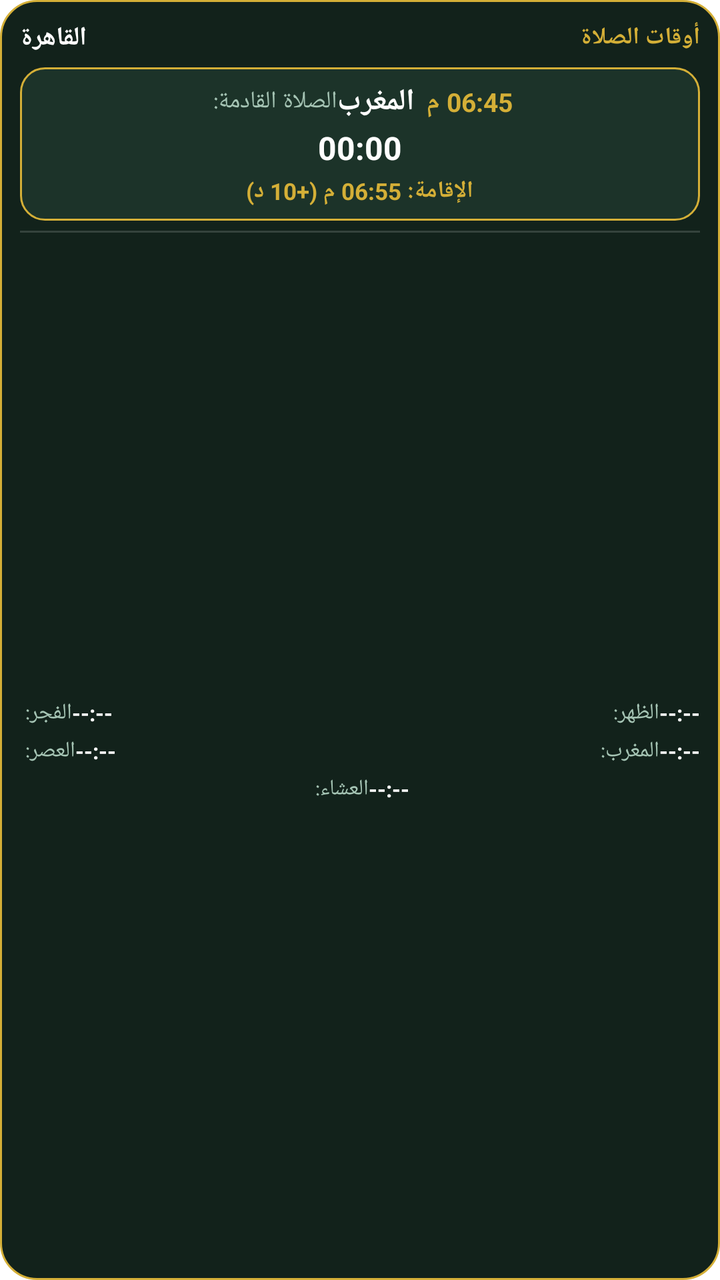
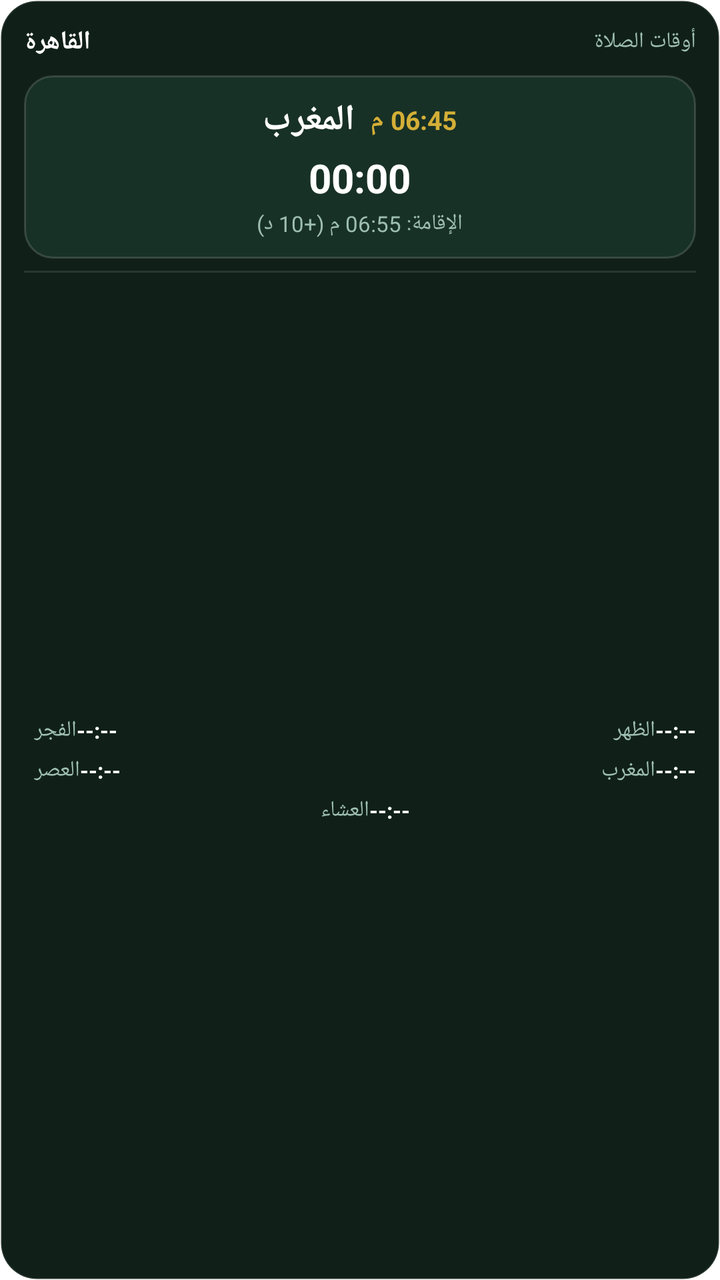

Before-and-after screenshots of an Android layout around one commit, followed by the original layout XML and the change that was made.
<!-- AndroidManifest.xml: fallback theme Theme.MaterialComponents.DayNight.NoActionBar -->
<!-- res/layout/prayer_widget_layout.xml -->
<?xml version="1.0" encoding="utf-8"?>
<LinearLayout xmlns:android="http://schemas.android.com/apk/res/android"
    android:id="@+id/widget_root"
    android:layout_width="match_parent"
    android:layout_height="match_parent"
    android:background="@drawable/widget_background"
    android:orientation="vertical"
    android:padding="10dp">

    
    <RelativeLayout
        android:layout_width="match_parent"
        android:layout_height="wrap_content"
        android:layout_marginBottom="6dp">

        <TextView
            android:id="@+id/widget_city_name"
            android:layout_width="wrap_content"
            android:layout_height="wrap_content"
            android:layout_alignParentLeft="true"
            android:layout_centerVertical="true"
            android:text="القاهرة"
            android:textColor="@color/widget_text_primary"
            android:textSize="13sp"
            android:textStyle="bold" />

        <TextView
            android:id="@+id/widget_title"
            android:layout_width="wrap_content"
            android:layout_height="wrap_content"
            android:layout_alignParentRight="true"
            android:layout_centerVertical="true"
            android:text="أوقات الصلاة"
            android:textColor="@color/widget_text_gold"
            android:textSize="12sp"
            android:textStyle="bold" />
    </RelativeLayout>

    
    <LinearLayout
        android:layout_width="match_parent"
        android:layout_height="wrap_content"
        android:background="@drawable/widget_next_prayer_bg"
        android:gravity="center"
        android:orientation="vertical"
        android:padding="7dp">

        <LinearLayout
            android:layout_width="match_parent"
            android:layout_height="wrap_content"
            android:gravity="center"
            android:orientation="horizontal">

            <TextView
                android:layout_width="wrap_content"
                android:layout_height="wrap_content"
                android:text="الصلاة القادمة: "
                android:textColor="@color/widget_text_secondary"
                android:textSize="12sp" />

            <TextView
                android:id="@+id/widget_next_prayer_name"
                android:layout_width="wrap_content"
                android:layout_height="wrap_content"
                android:text="المغرب"
                android:textColor="@color/widget_text_primary"
                android:textSize="15sp"
                android:textStyle="bold" />

            <TextView
                android:id="@+id/widget_next_prayer_time"
                android:layout_width="wrap_content"
                android:layout_height="wrap_content"
                android:layout_marginLeft="6dp"
                android:text="06:45 م"
                android:textColor="@color/widget_text_gold"
                android:textSize="13sp"
                android:textStyle="bold" />
        </LinearLayout>

        
        <Chronometer
            android:id="@+id/widget_chronometer"
            android:layout_width="wrap_content"
            android:layout_height="wrap_content"
            android:layout_marginTop="2dp"
            android:textColor="@color/widget_text_primary"
            android:textSize="16sp"
            android:textStyle="bold"
            android:visibility="visible" />

        
        <LinearLayout
            android:layout_width="wrap_content"
            android:layout_height="wrap_content"
            android:layout_marginTop="3dp"
            android:gravity="center"
            android:orientation="horizontal">

            <TextView
                android:id="@+id/widget_countdown_text"
                android:layout_width="wrap_content"
                android:layout_height="wrap_content"
                android:text="الإقامة: 06:55 م (+10 د)"
                android:textColor="@color/widget_text_gold"
                android:textSize="11.5sp"
                android:textStyle="bold" />
        </LinearLayout>
    </LinearLayout>

    
    <ImageView
        android:layout_width="match_parent"
        android:layout_height="1dp"
        android:layout_marginTop="5dp"
        android:layout_marginBottom="5dp"
        android:background="@color/widget_divider"
        android:contentDescription="@null" />

    
    <LinearLayout
        android:layout_width="match_parent"
        android:layout_height="0dp"
        android:layout_weight="1"
        android:gravity="center"
        android:orientation="vertical">

        
        <LinearLayout
            android:layout_width="match_parent"
            android:layout_height="wrap_content"
            android:orientation="horizontal">

            <LinearLayout
                android:layout_width="0dp"
                android:layout_height="wrap_content"
                android:layout_weight="1"
                android:gravity="left"
                android:orientation="horizontal">

                <TextView
                    android:layout_width="wrap_content"
                    android:layout_height="wrap_content"
                    android:text="الفجر: "
                    android:textColor="@color/widget_text_secondary"
                    android:textSize="11sp" />

                <TextView
                    android:id="@+id/widget_time_fajr"
                    android:layout_width="wrap_content"
                    android:layout_height="wrap_content"
                    android:text="--:--"
                    android:textColor="@color/widget_text_primary"
                    android:textSize="11sp"
                    android:textStyle="bold" />
            </LinearLayout>

            <LinearLayout
                android:layout_width="0dp"
                android:layout_height="wrap_content"
                android:layout_weight="1"
                android:gravity="right"
                android:orientation="horizontal">

                <TextView
                    android:layout_width="wrap_content"
                    android:layout_height="wrap_content"
                    android:text="الظهر: "
                    android:textColor="@color/widget_text_secondary"
                    android:textSize="11sp" />

                <TextView
                    android:id="@+id/widget_time_dhuhr"
                    android:layout_width="wrap_content"
                    android:layout_height="wrap_content"
                    android:text="--:--"
                    android:textColor="@color/widget_text_primary"
                    android:textSize="11sp"
                    android:textStyle="bold" />
            </LinearLayout>
        </LinearLayout>

        
        <LinearLayout
            android:layout_width="match_parent"
            android:layout_height="wrap_content"
            android:layout_marginTop="4dp"
            android:orientation="horizontal">

            <LinearLayout
                android:layout_width="0dp"
                android:layout_height="wrap_content"
                android:layout_weight="1"
                android:gravity="left"
                android:orientation="horizontal">

                <TextView
                    android:layout_width="wrap_content"
                    android:layout_height="wrap_content"
                    android:text="العصر: "
                    android:textColor="@color/widget_text_secondary"
                    android:textSize="11sp" />

                <TextView
                    android:id="@+id/widget_time_asr"
                    android:layout_width="wrap_content"
                    android:layout_height="wrap_content"
                    android:text="--:--"
                    android:textColor="@color/widget_text_primary"
                    android:textSize="11sp"
                    android:textStyle="bold" />
            </LinearLayout>

            <LinearLayout
                android:layout_width="0dp"
                android:layout_height="wrap_content"
                android:layout_weight="1"
                android:gravity="right"
                android:orientation="horizontal">

                <TextView
                    android:layout_width="wrap_content"
                    android:layout_height="wrap_content"
                    android:text="المغرب: "
                    android:textColor="@color/widget_text_secondary"
                    android:textSize="11sp" />

                <TextView
                    android:id="@+id/widget_time_maghrib"
                    android:layout_width="wrap_content"
                    android:layout_height="wrap_content"
                    android:text="--:--"
                    android:textColor="@color/widget_text_primary"
                    android:textSize="11sp"
                    android:textStyle="bold" />
            </LinearLayout>
        </LinearLayout>

        
        <LinearLayout
            android:layout_width="match_parent"
            android:layout_height="wrap_content"
            android:layout_marginTop="4dp"
            android:gravity="center"
            android:orientation="horizontal">

            <TextView
                android:layout_width="wrap_content"
                android:layout_height="wrap_content"
                android:text="العشاء: "
                android:textColor="@color/widget_text_secondary"
                android:textSize="11sp" />

            <TextView
                android:id="@+id/widget_time_isha"
                android:layout_width="wrap_content"
                android:layout_height="wrap_content"
                android:text="--:--"
                android:textColor="@color/widget_text_primary"
                android:textSize="11sp"
                android:textStyle="bold" />
        </LinearLayout>
    </LinearLayout>
</LinearLayout>
<!-- resources referenced by this layout -->
<resources>
  <color name="widget_divider">#26FFFFFF</color>
  <color name="widget_text_gold">#D4AF37</color>
  <color name="widget_text_primary">#FFFFFF</color>
  <color name="widget_text_secondary">#A5C4B4</color>
  <!-- drawable widget_background (drawable) -->
  <?xml version="1.0" encoding="utf-8"?>
  <shape xmlns:android="http://schemas.android.com/apk/res/android"
      android:shape="rectangle">
      <corners android:radius="18dp" />
      <solid android:color="@color/widget_background_solid" />
      <stroke
          android:width="1dp"
          android:color="@color/widget_border_gold" />
  </shape>
  <!-- drawable widget_next_prayer_bg (drawable) -->
  <?xml version="1.0" encoding="utf-8"?>
  <shape xmlns:android="http://schemas.android.com/apk/res/android"
      android:shape="rectangle">
      <corners android:radius="12dp" />
      <solid android:color="@color/widget_card_solid" />
      <stroke
          android:width="1dp"
          android:color="@color/widget_border_gold" />
  </shape>
  <color name="widget_background_solid">#12221B</color>
  <color name="widget_border_gold">#D4AF37</color>
  <color name="widget_card_solid">#1C3329</color>
</resources>

<!-- the commit's change to res/layout/prayer_widget_layout.xml (unified diff, before → after) -->
@@ -5,13 +5,13 @@
     android:layout_height="match_parent"
     android:background="@drawable/widget_background"
     android:orientation="vertical"
-    android:padding="10dp">
+    android:padding="12dp">
 
     
     <RelativeLayout
         android:layout_width="match_parent"
         android:layout_height="wrap_content"
-        android:layout_marginBottom="6dp">
+        android:layout_marginBottom="8dp">
 
         <TextView
             android:id="@+id/widget_city_name"
@@ -31,9 +31,8 @@
             android:layout_alignParentRight="true"
             android:layout_centerVertical="true"
             android:text="أوقات الصلاة"
-            android:textColor="@color/widget_text_gold"
-            android:textSize="12sp"
-            android:textStyle="bold" />
+            android:textColor="@color/widget_text_secondary"
+            android:textSize="11sp" />
     </RelativeLayout>
 
     
@@ -43,20 +42,17 @@
         android:background="@drawable/widget_next_prayer_bg"
         android:gravity="center"
         android:orientation="vertical"
-        android:padding="7dp">
-
-        <LinearLayout
-            android:layout_width="match_parent"
+        android:paddingTop="10dp"
+        android:paddingBottom="10dp"
+        android:paddingLeft="8dp"
+        android:paddingRight="8dp">
+
+        
+        <LinearLayout
+            android:layout_width="wrap_content"
             android:layout_height="wrap_content"
             android:gravity="center"
             android:orientation="horizontal">
-
-            <TextView
-                android:layout_width="wrap_content"
-                android:layout_height="wrap_content"
-                android:text="الصلاة القادمة: "
-                android:textColor="@color/widget_text_secondary"
-                android:textSize="12sp" />
 
             <TextView
                 android:id="@+id/widget_next_prayer_name"
@@ -64,14 +60,14 @@
                 android:layout_height="wrap_content"
                 android:text="المغرب"
                 android:textColor="@color/widget_text_primary"
-                android:textSize="15sp"
+                android:textSize="18sp"
                 android:textStyle="bold" />
 
             <TextView
                 android:id="@+id/widget_next_prayer_time"
                 android:layout_width="wrap_content"
                 android:layout_height="wrap_content"
-                android:layout_marginLeft="6dp"
+                android:layout_marginLeft="8dp"
                 android:text="06:45 م"
                 android:textColor="@color/widget_text_gold"
                 android:textSize="13sp"
@@ -83,37 +79,29 @@
             android:id="@+id/widget_chronometer"
             android:layout_width="wrap_content"
             android:layout_height="wrap_content"
-            android:layout_marginTop="2dp"
+            android:layout_marginTop="3dp"
             android:textColor="@color/widget_text_primary"
-            android:textSize="16sp"
+            android:textSize="20sp"
             android:textStyle="bold"
             android:visibility="visible" />
 
         
-        <LinearLayout
-            android:layout_width="wrap_content"
-            android:layout_height="wrap_content"
-            android:layout_marginTop="3dp"
-            android:gravity="center"
-            android:orientation="horizontal">
-
-            <TextView
-                android:id="@+id/widget_countdown_text"
-                android:layout_width="wrap_content"
-                android:layout_height="wrap_content"
-                android:text="الإقامة: 06:55 م (+10 د)"
-                android:textColor="@color/widget_text_gold"
-                android:textSize="11.5sp"
-                android:textStyle="bold" />
-        </LinearLayout>
+        <TextView
+            android:id="@+id/widget_countdown_text"
+            android:layout_width="wrap_content"
+            android:layout_height="wrap_content"
+            android:layout_marginTop="2dp"
+            android:text="الإقامة: 06:55 م (+10 د)"
+            android:textColor="@color/widget_text_secondary"
+            android:textSize="11sp" />
     </LinearLayout>
 
     
     <ImageView
         android:layout_width="match_parent"
         android:layout_height="1dp"
-        android:layout_marginTop="5dp"
-        android:layout_marginBottom="5dp"
+        android:layout_marginTop="6dp"
+        android:layout_marginBottom="6dp"
         android:background="@color/widget_divider"
         android:contentDescription="@null" />
 
@@ -122,7 +110,7 @@
         android:layout_width="match_parent"
         android:layout_height="0dp"
         android:layout_weight="1"
-        android:gravity="center"
+        android:gravity="center_vertical"
         android:orientation="vertical">
 
         
@@ -135,13 +123,13 @@
                 android:layout_width="0dp"
                 android:layout_height="wrap_content"
                 android:layout_weight="1"
-                android:gravity="left"
-                android:orientation="horizontal">
-
-                <TextView
-                    android:layout_width="wrap_content"
-                    android:layout_height="wrap_content"
-                    android:text="الفجر: "
+                android:gravity="left|center_vertical"
+                android:orientation="horizontal">
+
+                <TextView
+                    android:layout_width="wrap_content"
+                    android:layout_height="wrap_content"
+                    android:text="الفجر  "
                     android:textColor="@color/widget_text_secondary"
                     android:textSize="11sp" />
 
@@ -159,13 +147,13 @@
                 android:layout_width="0dp"
                 android:layout_height="wrap_content"
                 android:layout_weight="1"
-                android:gravity="right"
-                android:orientation="horizontal">
-
-                <TextView
-                    android:layout_width="wrap_content"
-                    android:layout_height="wrap_content"
-                    android:text="الظهر: "
+                android:gravity="right|center_vertical"
+                android:orientation="horizontal">
+
+                <TextView
+                    android:layout_width="wrap_content"
+                    android:layout_height="wrap_content"
+                    android:text="الظهر  "
                     android:textColor="@color/widget_text_secondary"
                     android:textSize="11sp" />
 
@@ -184,20 +172,20 @@
         <LinearLayout
             android:layout_width="match_parent"
             android:layout_height="wrap_content"
-            android:layout_marginTop="4dp"
-            android:orientation="horizontal">
-
-            <LinearLayout
-                android:layout_width="0dp"
-                android:layout_height="wrap_content"
-                android:layout_weight="1"
-                android:gravity="left"
-                android:orientation="horizontal">
-
-                <TextView
-                    android:layout_width="wrap_content"
-                    android:layout_height="wrap_content"
-                    android:text="العصر: "
+            android:layout_marginTop="5dp"
+            android:orientation="horizontal">
+
+            <LinearLayout
+                android:layout_width="0dp"
+                android:layout_height="wrap_content"
+                android:layout_weight="1"
+                android:gravity="left|center_vertical"
+                android:orientation="horizontal">
+
+                <TextView
+                    android:layout_width="wrap_content"
+                    android:layout_height="wrap_content"
+                    android:text="العصر  "
                     android:textColor="@color/widget_text_secondary"
                     android:textSize="11sp" />
 
@@ -215,13 +203,13 @@
                 android:layout_width="0dp"
                 android:layout_height="wrap_content"
                 android:layout_weight="1"
-                android:gravity="right"
-                android:orientation="horizontal">
-
-                <TextView
-                    android:layout_width="wrap_content"
-                    android:layout_height="wrap_content"
-                    android:text="المغرب: "
+                android:gravity="right|center_vertical"
+                android:orientation="horizontal">
+
+                <TextView
+                    android:layout_width="wrap_content"
+                    android:layout_height="wrap_content"
+                    android:text="المغرب  "
                     android:textColor="@color/widget_text_secondary"
                     android:textSize="11sp" />
 
@@ -240,14 +228,14 @@
         <LinearLayout
             android:layout_width="match_parent"
             android:layout_height="wrap_content"
-            android:layout_marginTop="4dp"
+            android:layout_marginTop="5dp"
             android:gravity="center"
             android:orientation="horizontal">
 
             <TextView
                 android:layout_width="wrap_content"
                 android:layout_height="wrap_content"
-                android:text="العشاء: "
+                android:text="العشاء  "
                 android:textColor="@color/widget_text_secondary"
                 android:textSize="11sp" />
 
<!-- resource entries referenced after the edit -->
@@ -1,9 +1,9 @@
 <!-- resources referenced by this layout -->
 <resources>
-  <color name="widget_divider">#26FFFFFF</color>
+  <color name="widget_divider">#1AFFFFFF</color>
   <color name="widget_text_gold">#D4AF37</color>
   <color name="widget_text_primary">#FFFFFF</color>
-  <color name="widget_text_secondary">#A5C4B4</color>
+  <color name="widget_text_secondary">#9EBFB0</color>
   <!-- drawable widget_background (drawable) -->
   <?xml version="1.0" encoding="utf-8"?>
   <shape xmlns:android="http://schemas.android.com/apk/res/android"
@@ -12,20 +12,21 @@
       <solid android:color="@color/widget_background_solid" />
       <stroke
           android:width="1dp"
-          android:color="@color/widget_border_gold" />
+          android:color="@color/widget_border_subtle" />
   </shape>
   <!-- drawable widget_next_prayer_bg (drawable) -->
   <?xml version="1.0" encoding="utf-8"?>
   <shape xmlns:android="http://schemas.android.com/apk/res/android"
       android:shape="rectangle">
-      <corners android:radius="12dp" />
+      <corners android:radius="14dp" />
       <solid android:color="@color/widget_card_solid" />
       <stroke
           android:width="1dp"
-          android:color="@color/widget_border_gold" />
+          android:color="@color/widget_card_border" />
   </shape>
-  <color name="widget_background_solid">#12221B</color>
-  <color name="widget_border_gold">#D4AF37</color>
-  <color name="widget_card_solid">#1C3329</color>
+  <color name="widget_background_solid">#102019</color>
+  <color name="widget_border_subtle">#1AFFFFFF</color>
+  <color name="widget_card_solid">#183126</color>
+  <color name="widget_card_border">#26FFFFFF</color>
 </resources>
 
